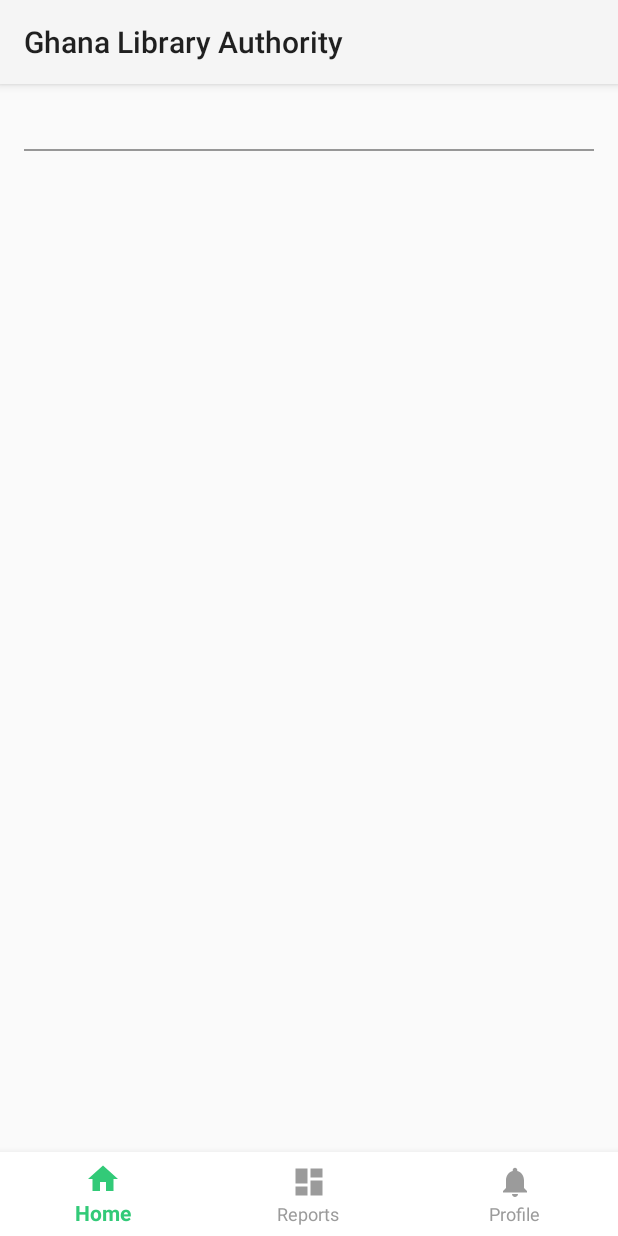
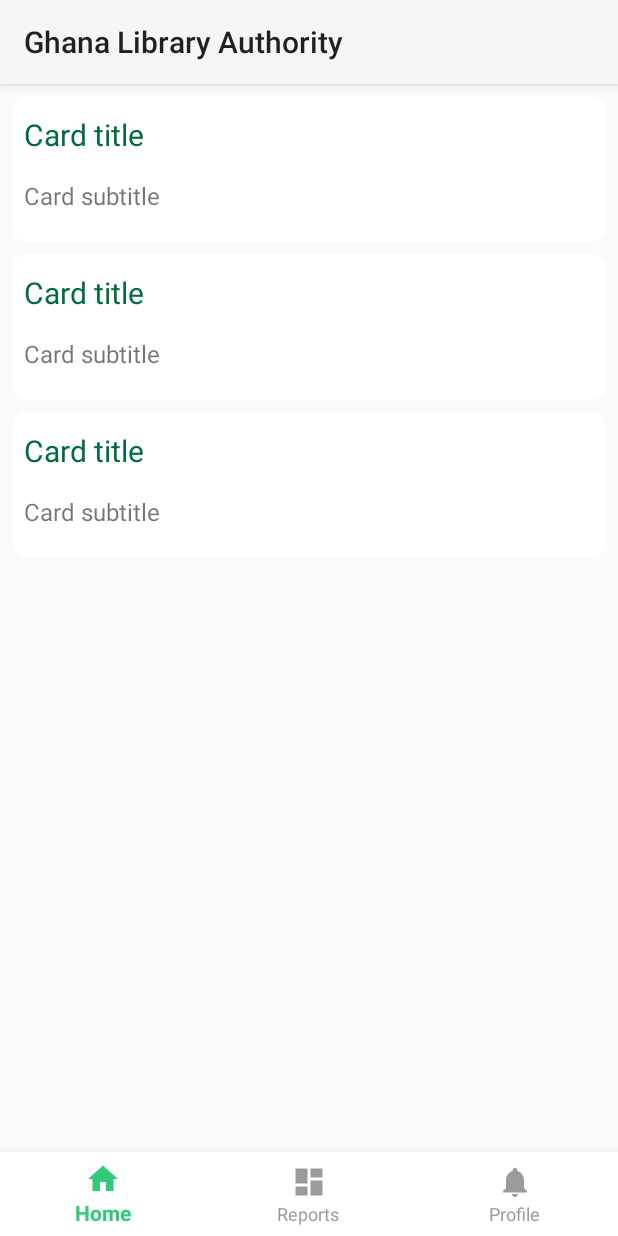
Before and after one commit to maniksundar/ghla, an Android app: the fragment ProfileFragment placed in its activity, on a phone screen of 412 x 824 dp. Run offline under Robolectric (Android 15) with nearby library versions, the phone set to English and light mode, and no system bars.

Commit message:
Add reusable card views with title_subtitle to profile fragment.

```diff
--- a/app/src/main/res/layout/card_view_title_subtitle.xml
+++ b/app/src/main/res/layout/card_view_title_subtitle.xml
@@ -1,6 +1,5 @@
 <android.support.v7.widget.CardView xmlns:android="http://schemas.android.com/apk/res/android"
     xmlns:app="http://schemas.android.com/apk/res-auto"
-    xmlns:tools="http://schemas.android.com/tools"
     style="@style/CardView.Light"
     android:layout_width="match_parent"
     android:layout_height="wrap_content"
@@ -8,13 +7,12 @@
     android:layout_marginStart="8dp"
     android:layout_marginTop="8dp"
     android:layout_marginBottom="8dp"
-    android:minHeight="90dp"
     app:cardCornerRadius="10dp">
 
     <android.support.constraint.ConstraintLayout xmlns:android="http://schemas.android.com/apk/res/android"
         android:id="@+id/report_layout"
         android:layout_width="match_parent"
-        android:layout_height="160dp"
+        android:layout_height="wrap_content"
         android:paddingBottom="4dp"
         android:paddingTop="4dp">
 
@@ -22,9 +20,10 @@
             android:id="@+id/title"
             android:layout_width="match_parent"
             android:layout_height="wrap_content"
-            android:padding="16dp"
+            android:padding="8dp"
             android:textColor="@color/colorTextGreen"
-            android:textSize="16sp"
+            android:textSize="20sp"
+            android:text="Card title"
             app:layout_constraintEnd_toEndOf="parent"
             app:layout_constraintStart_toStartOf="parent"
             app:layout_constraintTop_toTopOf="parent" />
@@ -33,9 +32,10 @@
             android:id="@+id/subtitle"
             android:layout_width="match_parent"
             android:layout_height="wrap_content"
-            android:layout_marginTop="8dp"
-            android:padding="16dp"
+            android:layout_marginBottom="8dp"
+            android:padding="8dp"
             android:textSize="16sp"
+            android:text="Card subtitle"
             app:layout_constraintBottom_toBottomOf="parent"
             app:layout_constraintEnd_toEndOf="parent"
             app:layout_constraintStart_toStartOf="parent"
--- a/app/src/main/res/layout/fragment_profile.xml
+++ b/app/src/main/res/layout/fragment_profile.xml
@@ -1,23 +1,47 @@
 <?xml version="1.0" encoding="utf-8"?>
-<RelativeLayout
+<android.support.constraint.ConstraintLayout
     xmlns:android="http://schemas.android.com/apk/res/android"
-    xmlns:tools="http://schemas.android.com/tools"
+    xmlns:app="http://schemas.android.com/apk/res-auto"
     android:layout_width="match_parent"
     android:layout_height="wrap_content"
+    android:layout_marginTop="8dp"
     >
 
-    <TextView
-        android:id="@+id/header_title"
+    <include
+        android:id="@+id/card_email"
+        layout="@layout/card_view_title_subtitle"
+        android:layout_width="match_parent"
+        android:layout_height="0dp"
+        android:layout_marginStart="8dp"
+        android:layout_marginEnd="8dp"
+        app:layout_constraintEnd_toEndOf="parent"
+        app:layout_constraintStart_toStartOf="parent"
+        app:layout_constraintTop_toTopOf="parent" />
+
+    <include
+        android:id="@+id/card_phone"
+        layout="@layout/card_view_title_subtitle"
         android:layout_width="match_parent"
         android:layout_height="wrap_content"
         android:layout_marginBottom="8dp"
-        android:layout_marginLeft="8dp"
-        android:layout_marginRight="8dp"
-        android:background="@drawable/reports_section_header_border_nav"
-        android:paddingTop="16dp"
-        android:paddingBottom="4dp"
-        android:layout_marginStart="16dp"
-        android:layout_marginEnd="16dp"
-        android:textSize="18sp"
-        tools:text="Header" />
-</RelativeLayout>
+        android:layout_marginTop="8dp"
+        android:layout_marginStart="8dp"
+        android:layout_marginEnd="8dp"
+        app:layout_constraintBottom_toTopOf="@+id/card_password"
+        app:layout_constraintEnd_toEndOf="parent"
+        app:layout_constraintStart_toStartOf="parent"
+        app:layout_constraintTop_toBottomOf="@+id/card_email" />
+
+    <include
+        android:id="@+id/card_password"
+        layout="@layout/card_view_title_subtitle"
+        android:layout_width="match_parent"
+        android:layout_height="wrap_content"
+        android:layout_marginTop="8dp"
+        android:layout_marginStart="8dp"
+        android:layout_marginEnd="8dp"
+        app:layout_constraintEnd_toEndOf="parent"
+        app:layout_constraintStart_toStartOf="parent"
+        app:layout_constraintTop_toBottomOf="@+id/card_phone" />
+
+</android.support.constraint.ConstraintLayout>
```
